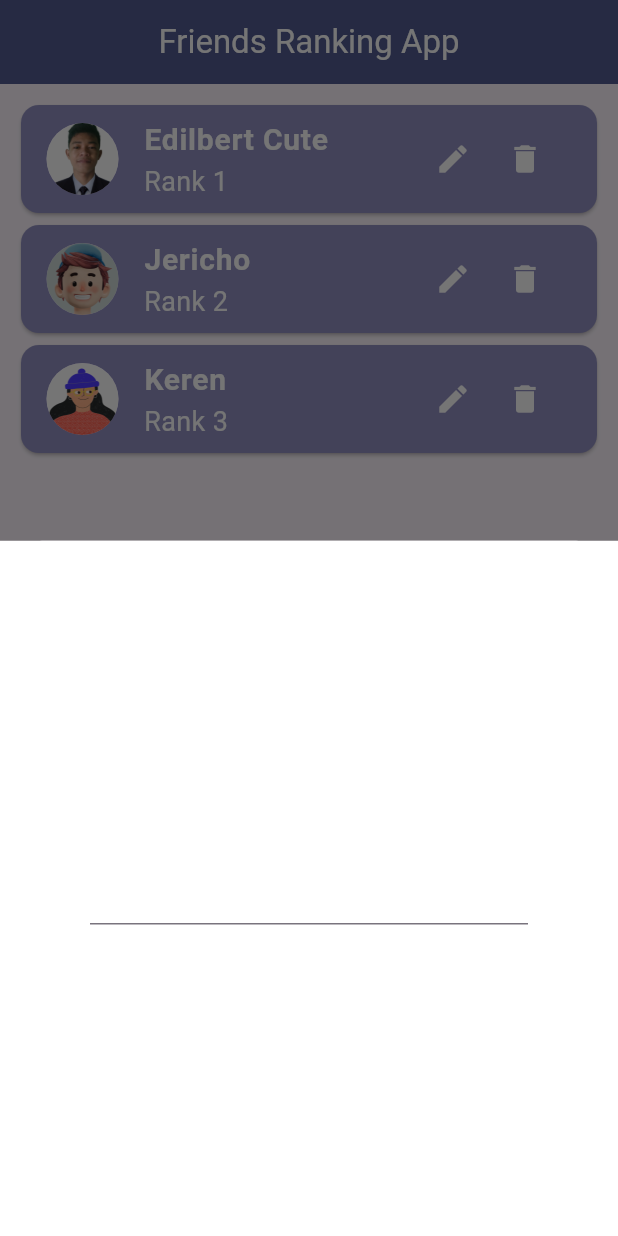
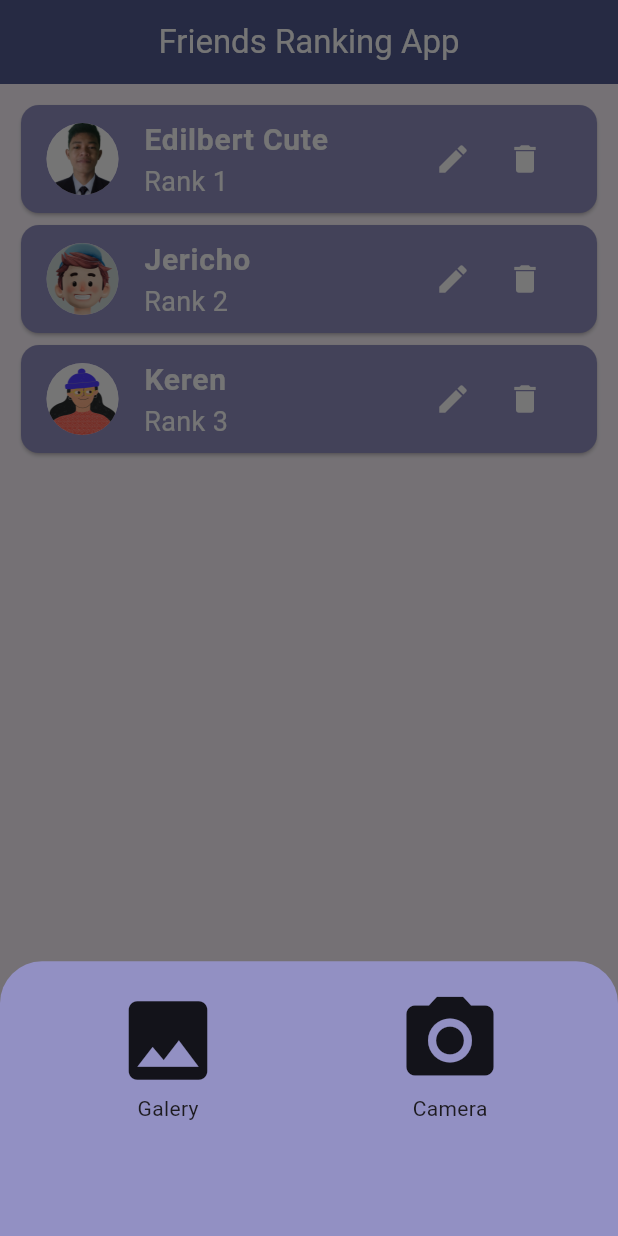
Before and after one commit to edilbertjaguimit/flutter_friends_ranking, a Flutter app: the screen it shows after launch, after a tap on the "edit" icon, on a phone screen of 412 x 824 dp. Run offline on Flutter 3.47's test engine with Material 3 defaults, Android fonts, the phone set to English and light mode, and no system bars; our stand-ins replace fluttertoast, image_picker.

Commit message:
added an image picker but picking an image using the camera doesn't work

```diff
--- a/lib/components/person_card.dart
+++ b/lib/components/person_card.dart
@@ -1,45 +1,148 @@
 // ignore_for_file: prefer_const_constructors, prefer_const_literals_to_create_immutables
+import 'dart:io';
+import 'dart:typed_data';
+
 import 'package:flutter/material.dart';
 import 'package:flutter_friends_ranking/model/person.dart';
 import 'package:flutter_friends_ranking/model/person_list.dart';
+import 'package:image_picker/image_picker.dart';
 import 'package:provider/provider.dart';
 
-class PersonCard extends StatelessWidget {
+class PersonCard extends StatefulWidget {
   const PersonCard({required this.person, required this.index, super.key});
   final Person person;
   final int index;
 
   @override
-  Widget build(BuildContext context) {
-    void _showSettingsPanel() {
+  State<PersonCard> createState() => _PersonCardState();
+}
+
+class _PersonCardState extends State<PersonCard> {
+  Uint8List? _image;
+  File? selectedImage;
+  // File? _image;
+  // final picker = ImagePicker();
+  // Future getImage() async {
+  //   final pickedImage = await picker.pickImage(source: ImageSource.gallery);
+  //   setState(() {
+  //     if (pickedImage != null) {
+  //       _image = File(pickedImage.path);
+  //     } else {
+  //       print('No Image is Picked');
+  //     }
+  //   });
+  // }
+
+  void _showSettingsPanel(BuildContext context) {
     showModalBottomSheet(
+        backgroundColor: Color(0xff9290c3),
         context: context,
         builder: (context) {
-            return Container(
-              // height: 200,
-              color: Colors.white,
-              padding: EdgeInsets.symmetric(vertical: 20, horizontal: 60),
-              child: Center(child: TextField()),
+          return SizedBox(
+            width: MediaQuery.of(context).size.width,
+            height: MediaQuery.of(context).size.height / 4.5,
+            child: Padding(
+              padding: const EdgeInsets.all(18.0),
+              child: Row(
+                children: [
+                  Expanded(
+                    child: InkWell(
+                      onTap: () {
+                        _pinckImageFromGallery();
+                      },
+                      child: SizedBox(
+                        child: Column(
+                          children: [
+                            Icon(
+                              Icons.image,
+                              size: 70,
+                            ),
+                            Text('Galery'),
+                          ],
+                        ),
+                      ),
+                    ),
+                  ),
+                  Expanded(
+                    child: InkWell(
+                      onTap: () {
+                        _pinckImageFromCamera();
+                      },
+                      child: SizedBox(
+                        child: Column(
+                          children: [
+                            Icon(
+                              Icons.camera_alt,
+                              size: 70,
+                            ),
+                            Text('Camera'),
+                          ],
+                        ),
+                      ),
+                    ),
+                  ),
+                ],
+              ),
+            ),
           );
         });
   }
 
+  Future _pinckImageFromGallery() async {
+    final returnImage =
+        await ImagePicker().pickImage(source: ImageSource.gallery);
+    if (returnImage == null) return;
+    setState(() {
+      selectedImage = File(returnImage.path);
+      _image = File(returnImage.path).readAsBytesSync();
+    });
+    Navigator.pop(context);
+  }
+
+  Future _pinckImageFromCamera() async {
+    final returnImage =
+        await ImagePicker().pickImage(source: ImageSource.camera);
+    if (returnImage == null) return;
+    setState(() {
+      selectedImage = File(returnImage.path);
+      _image = File(returnImage.path).readAsBytesSync();
+    });
+    Navigator.pop(context);
+  }
+//   Future _pinckImageFromGallery() async {
+//   final returnImage = await ImagePicker().pickImage(source: ImageSource.gallery);
+//   if (returnImage == null) return;
+//   setState(() {
+//     selectedImage = File(returnImage.path);
+//   });
+
+//   // Read image bytes asynchronously
+//   final bytes = await File(returnImage.path).readAsBytes();
+//   setState(() {
+//     _image = bytes;
+//   });
+// }
+
+  @override
+  Widget build(BuildContext context) {
     return Card(
       color: Color(0xff9290c3),
       child: ListTile(
         // dense: true,
         // minVerticalPadding: 5,
         leading: CircleAvatar(
-          backgroundImage: AssetImage(person.imageUrl),
+          backgroundImage: _image != null
+              ? MemoryImage(_image!)
+              : AssetImage(widget.person.imageUrl) as ImageProvider<Object>?,
           radius: 25,
         ),
         title: Text(
-          person.name,
+          widget.person.name,
           style: TextStyle(
               fontSize: 20, color: Colors.white, fontWeight: FontWeight.bold),
         ),
         subtitle: Text(
-          'Rank ${index + 1}',
+          'Rank ${widget.index + 1}',
           style: TextStyle(fontSize: 18, color: Colors.white),
         ),
         // isThreeLine: true,
@@ -60,7 +163,7 @@ class PersonCard extends StatelessWidget {
             IconButton(
               onPressed: () {
                 // context.read<PersonListModel>().deletePerson(index: index);
-                _showSettingsPanel();
+                _showSettingsPanel(context);
               },
               icon: Icon(
                 Icons.edit,
@@ -69,7 +172,9 @@ class PersonCard extends StatelessWidget {
             ),
             IconButton(
               onPressed: () {
-                context.read<PersonListModel>().deletePerson(index: index);
+                context
+                    .read<PersonListModel>()
+                    .deletePerson(index: widget.index);
               },
               icon: Icon(
                 Icons.delete,
@@ -79,11 +184,11 @@ class PersonCard extends StatelessWidget {
           ],
         ),
         onTap: () {
-          print(index);
+          print(widget.index);
           Navigator.pushNamed(context, 'personDetails', arguments: {
-            'imageUrl': person.imageUrl,
-            'name': person.name,
-            'rank': index + 1,
+            'imageUrl': widget.person.imageUrl,
+            'name': widget.person.name,
+            'rank': widget.index + 1,
           });
         },
         shape: RoundedRectangleBorder(
--- a/lib/pages/home_page.dart
+++ b/lib/pages/home_page.dart
@@ -117,9 +117,13 @@ class _HomePageState extends State<HomePage> {
         onPressed: () {
           _displayAddDialog();
         },
+        backgroundColor: Color(0xff9290c3),
         shape: RoundedRectangleBorder(borderRadius: BorderRadius.circular(50)),
         elevation: 0,
-        child: const Icon(Icons.add),
+        child: const Icon(
+          Icons.add,
+          color: Colors.white,
+        ),
       ),
     );
   }
--- a/pubspec.yaml
+++ b/pubspec.yaml
@@ -36,6 +36,7 @@ dependencies:
   cupertino_icons: ^1.0.2
   fluttertoast: ^8.2.4
   provider: ^6.1.2
+  image_picker: ^1.0.7
 
 dev_dependencies:
   flutter_test:
```
Also changed, not shown: pubspec.lock, 5 other files. Lines whose indentation alone changed are shown as unchanged.
